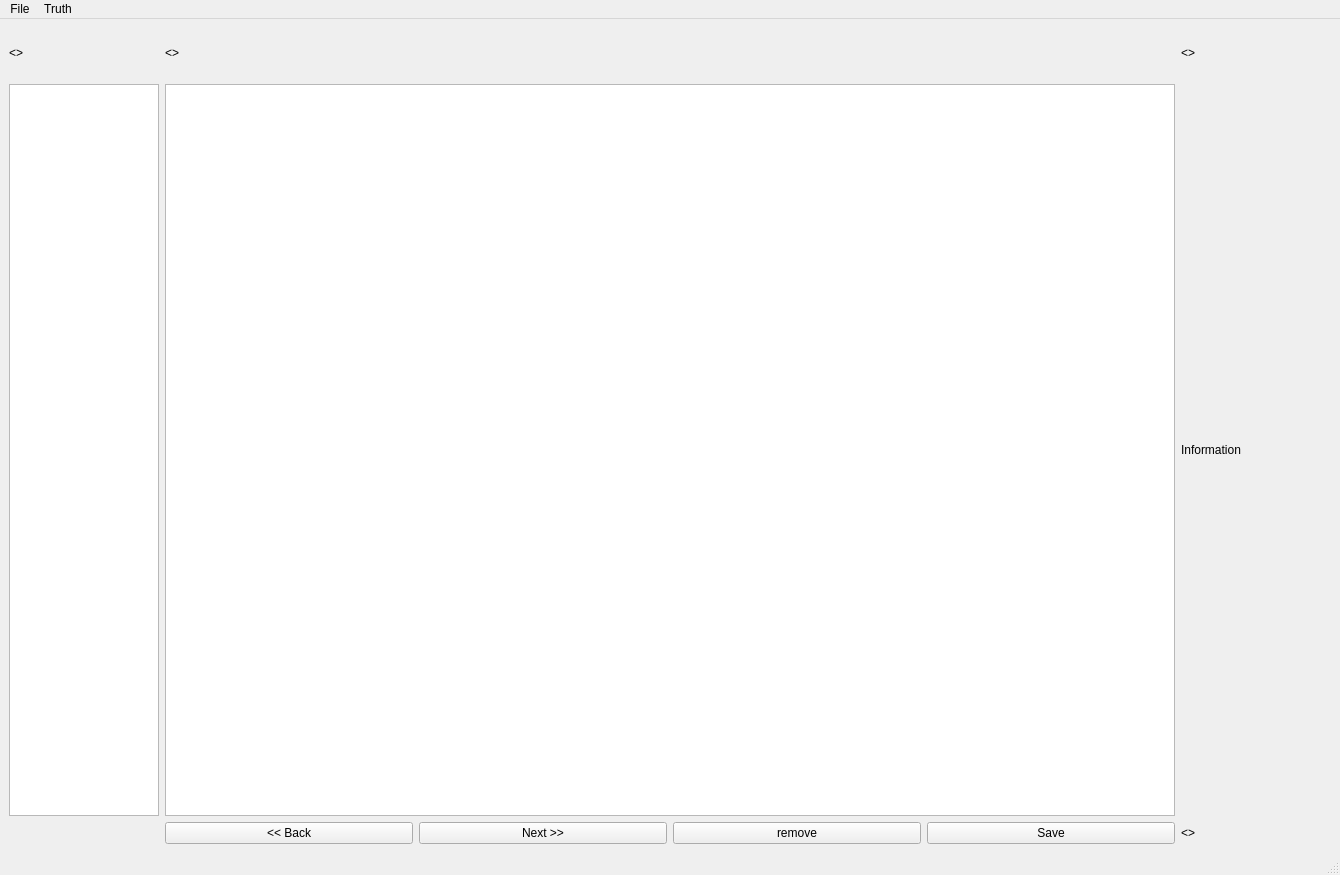
Qt form mainwindow.ui (DoVllasa/EditorQT) before a commit.
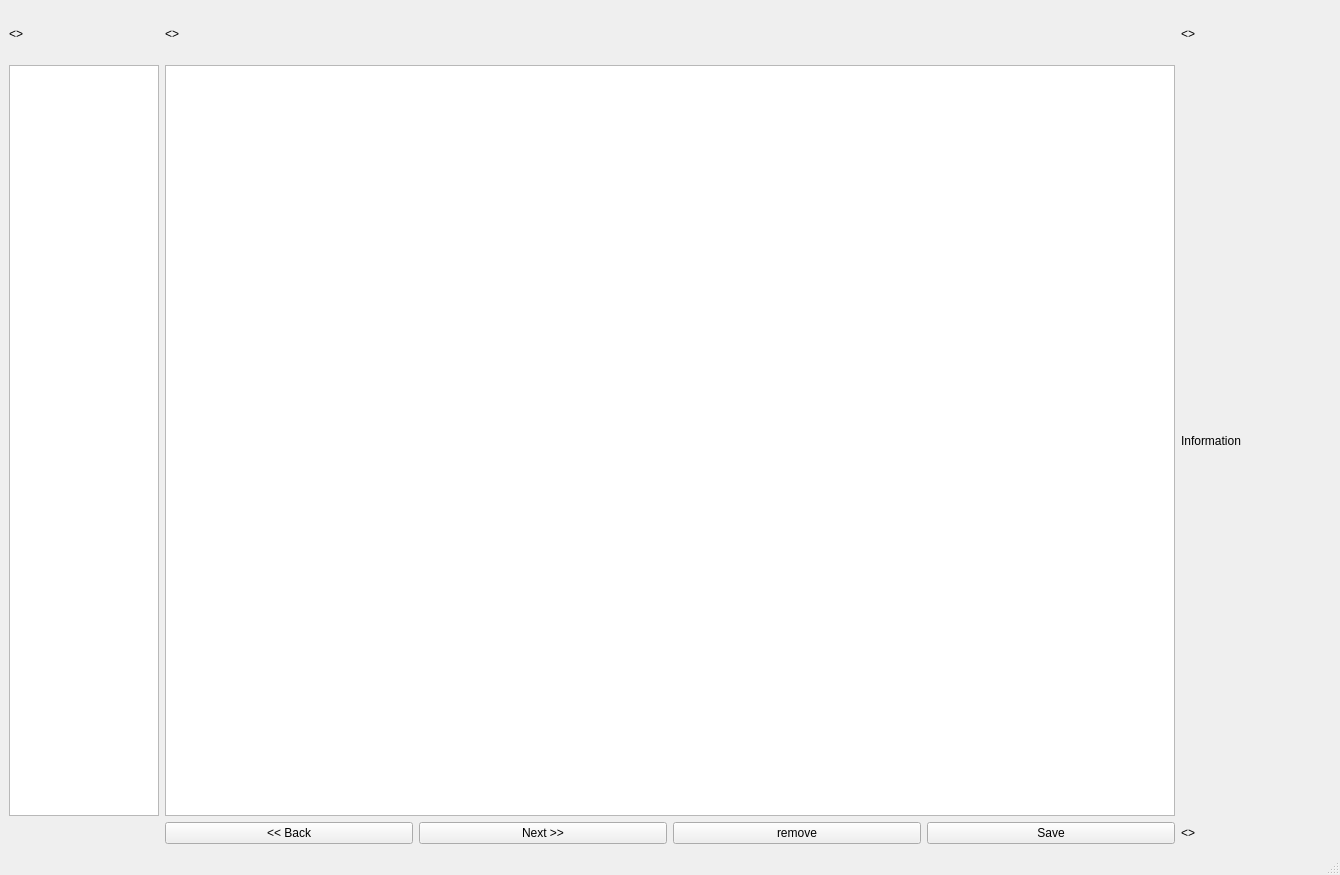
The same form after that commit.

Commit message: - Add Menubar - Add image Navigation with Arrow-Keys

Diff of the .ui file:
```diff
--- a/mainwindow.ui
+++ b/mainwindow.ui
@@ -241,18 +241,6 @@
      <height>22</height>
     </rect>
    </property>
-   <widget class="QMenu" name="menuFile">
-    <property name="title">
-     <string>File</string>
-    </property>
-   </widget>
-   <widget class="QMenu" name="menuTruth">
-    <property name="title">
-     <string>Truth</string>
-    </property>
-   </widget>
-   <addaction name="menuFile"/>
-   <addaction name="menuTruth"/>
   </widget>
   <widget class="QStatusBar" name="statusbar"/>
  </widget>
```
Left out of the diff: 22 changed lines with no effect on the pictures. The commit also changes 2 other files.
